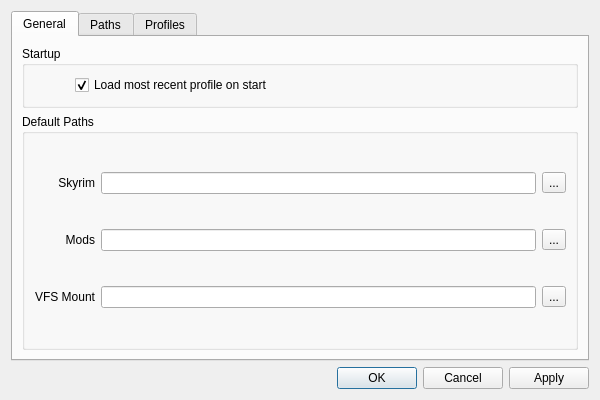
First picture: the form in skymodman/interface/designer/ui/preferences.ui, repository Kf4btg/SkyModMan, before the edit.
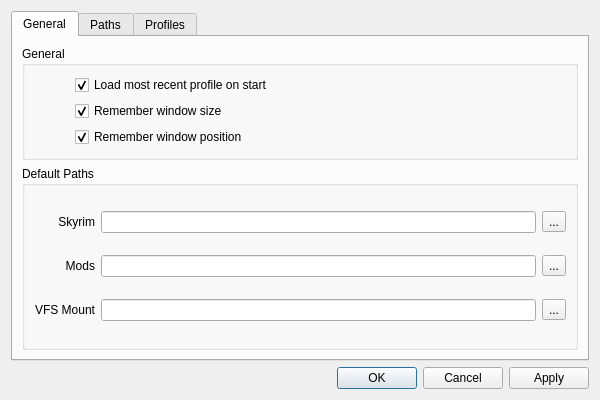
Second picture: the form after the edit. Icons and pictures are not drawn.

Commit message: Show preferences dialog on prefs command

```diff
--- a/skymodman/interface/designer/ui/preferences.ui
+++ b/skymodman/interface/designer/ui/preferences.ui
@@ -33,7 +33,7 @@
           </sizepolicy>
          </property>
          <property name="title">
-          <string>Startup</string>
+          <string>General</string>
          </property>
          <layout class="QVBoxLayout" name="verticalLayout_2">
           <property name="leftMargin">
@@ -52,6 +52,26 @@
             </property>
            </widget>
           </item>
+          <item>
+           <widget class="QCheckBox" name="cbox_restore_size">
+            <property name="text">
+             <string>Remember window size</string>
+            </property>
+            <property name="checked">
+             <bool>true</bool>
+            </property>
+           </widget>
+          </item>
+          <item>
+           <widget class="QCheckBox" name="cbox_restore_pos">
+            <property name="text">
+             <string>Remember window position</string>
+            </property>
+            <property name="checked">
+             <bool>true</bool>
+            </property>
+           </widget>
+          </item>
          </layout>
         </widget>
        </item>
```
Left out of the diff: 11 changed lines with no effect on the pictures. The commit also changes 5 other files.
